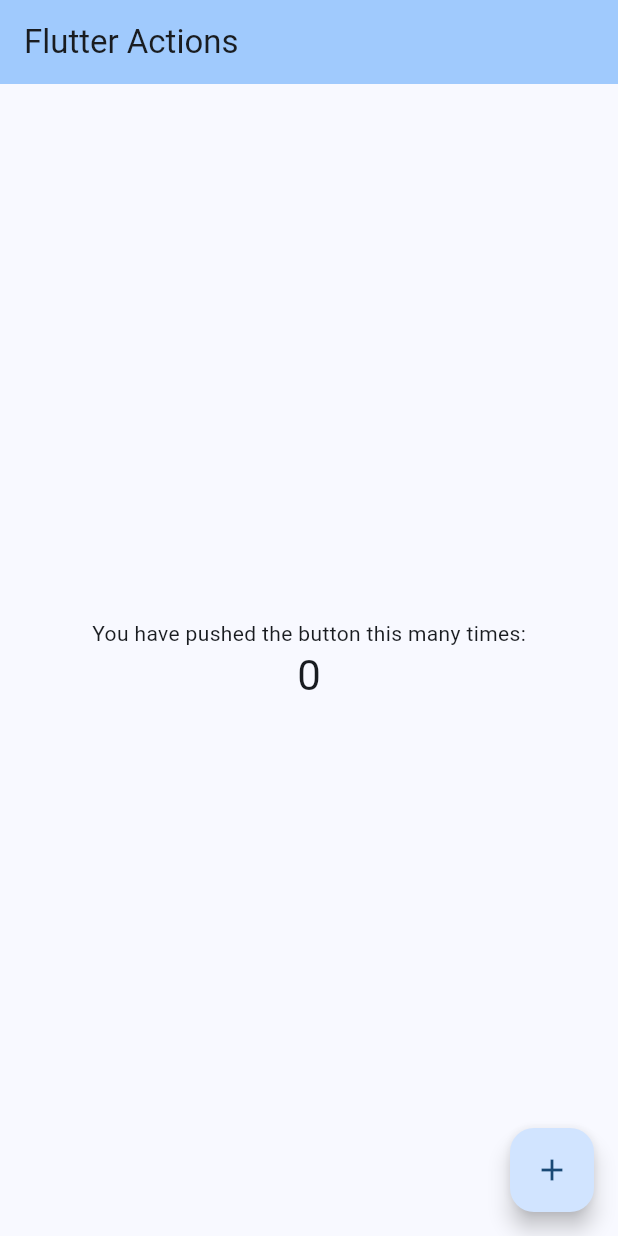
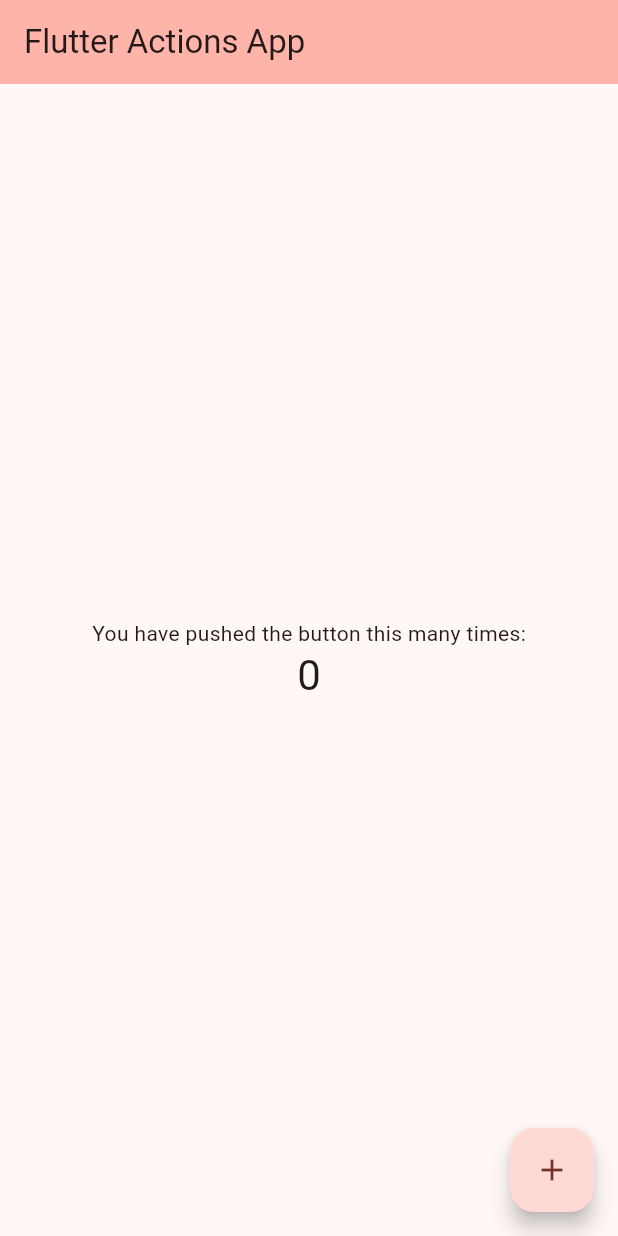
Before and after one commit to rozpo/flutter_actions, a Flutter app: the screen it shows after launch, on a phone screen of 412 x 824 dp. Run offline on Flutter 3.47's test engine with Material 3 defaults, Android fonts, the phone set to English and light mode, and no system bars.

Commit message:
Change app title

```diff
--- a/lib/main.dart
+++ b/lib/main.dart
@@ -28,10 +28,10 @@ class MyApp extends StatelessWidget {
         //
         // This works for code too, not just values: Most code changes can be
         // tested with just a hot reload.
-        colorScheme: ColorScheme.fromSeed(seedColor: Colors.blue),
+        colorScheme: ColorScheme.fromSeed(seedColor: Colors.red),
         useMaterial3: true,
       ),
-      home: const MyHomePage(title: 'Flutter Actions'),
+      home: const MyHomePage(title: 'Flutter Actions App'),
     );
   }
 }
```
